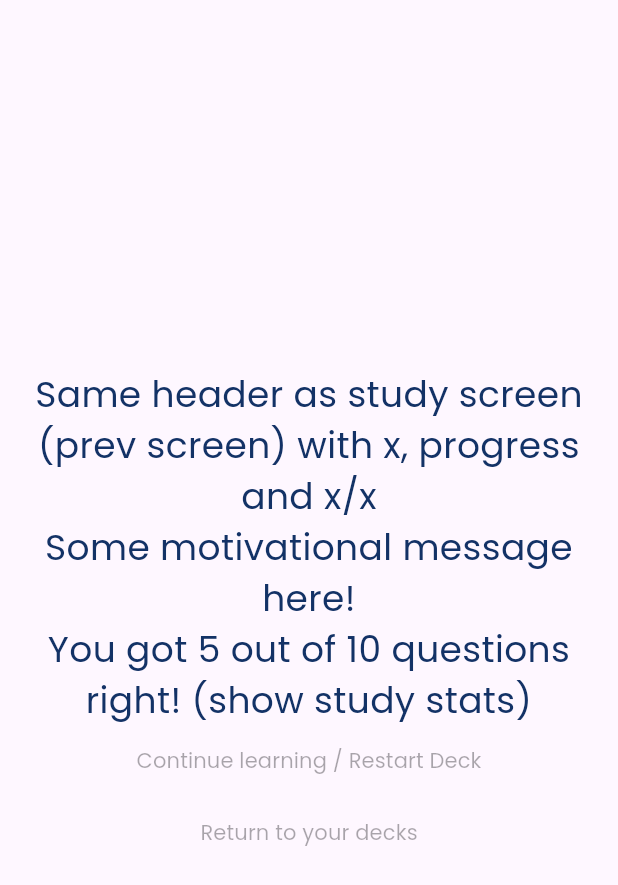
After one commit to juul-vandevelde-howest/smartAppDev-eindopdracht, a Flutter app: the Results screen opened directly, on a phone screen of 412 x 824 dp. The commit adds this screen. Shown: the top 885 px of the screen. Run offline on Flutter 3.47's test engine with Material 3 defaults, Android fonts, the light colour scheme and no system bars; our stand-ins replace firebase_auth, firebase_core, phosphor_flutter; accounts and stored records are empty.

Commit message:
feat: added base for the results screen

```diff
--- a/lib/providers/study_provider.dart
+++ b/lib/providers/study_provider.dart
@@ -11,6 +11,7 @@ class StudyProvider with ChangeNotifier {
   int get currentIndex => _currentIndex;
   int get learningCount => _learningCount;
   int get knownCount => _knownCount;
+  int get totalCards => _totalCards;
 
   void flip() {
     _flipped = true;
@@ -32,6 +33,11 @@ class StudyProvider with ChangeNotifier {
     notifyListeners();
   }
 
+  void setTotalCards(int totalCards) {
+    _totalCards = totalCards;
+    notifyListeners();
+  }
+
   void reset() {
     _flipped = false;
     _currentIndex = 1;
--- /dev/null
+++ b/lib/routes/flip/results.dart
@@ -0,0 +1,40 @@
+import 'package:flutter/material.dart';
+
+class Results extends StatelessWidget {
+  const Results({super.key});
+
+  @override
+  Widget build(BuildContext context) {
+    return const Scaffold(
+      body: Column(
+        mainAxisAlignment: MainAxisAlignment.center,
+        crossAxisAlignment: CrossAxisAlignment.center,
+        children: [
+          Text(
+            textAlign: TextAlign.center,
+            'Same header as study screen (prev screen) with x, progress and x/x',
+            style: TextStyle(fontSize: 24),
+          ),
+          Text(
+            textAlign: TextAlign.center,
+            'Some motivational message here!',
+            style: TextStyle(fontSize: 24),
+          ),
+          Text(
+            textAlign: TextAlign.center,
+            'You got 5 out of 10 questions right! (show study stats)',
+            style: TextStyle(fontSize: 24),
+          ),
+          TextButton(
+            onPressed: null,
+            child: Text('Continue learning / Restart Deck'),
+          ),
+          TextButton(
+            onPressed: null,
+            child: Text('Return to your decks'),
+          ),
+        ],
+      ),
+    );
+  }
+}
--- a/lib/routes/flip/study.dart
+++ b/lib/routes/flip/study.dart
@@ -22,6 +22,12 @@ class Study extends StatelessWidget {
         .cast<FlipCard>();
 
     cards.shuffle();
+
+    if (studyProvider.totalCards != cards.length) {
+      Future.delayed(Duration.zero, () {
+        studyProvider.setTotalCards(cards.length);
+      });
+    }
 
     return Scaffold(
       resizeToAvoidBottomInset: false,
```
Also changed, not shown: lib/widgets/flip_card.dart (+16 -4 lines).
